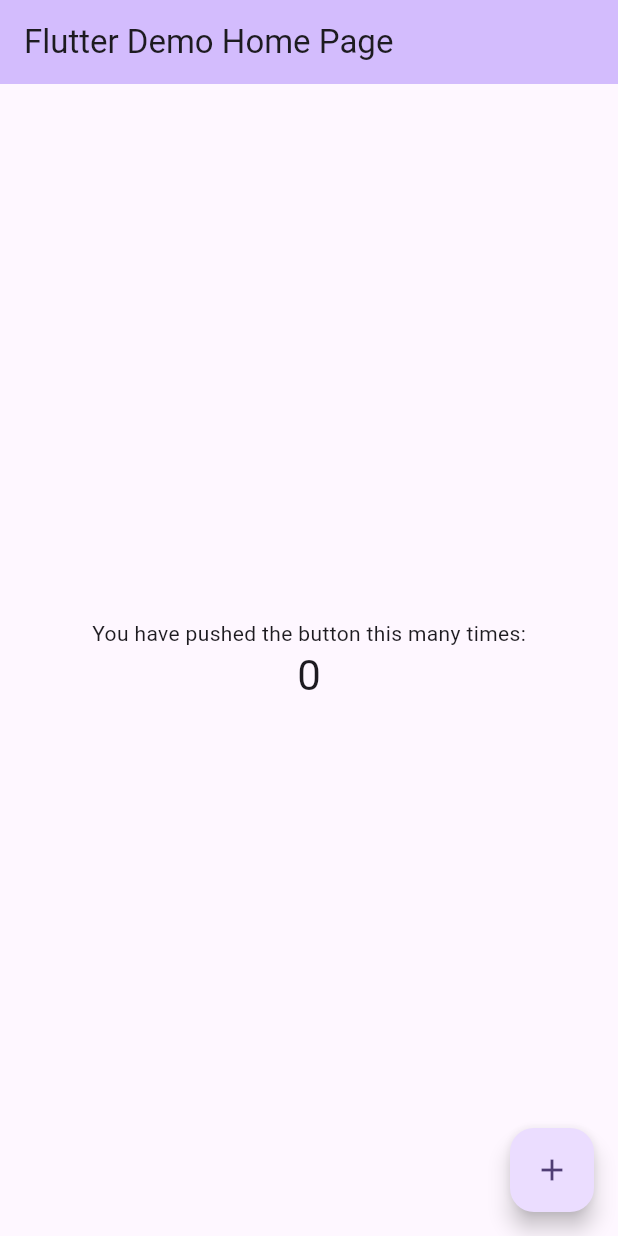
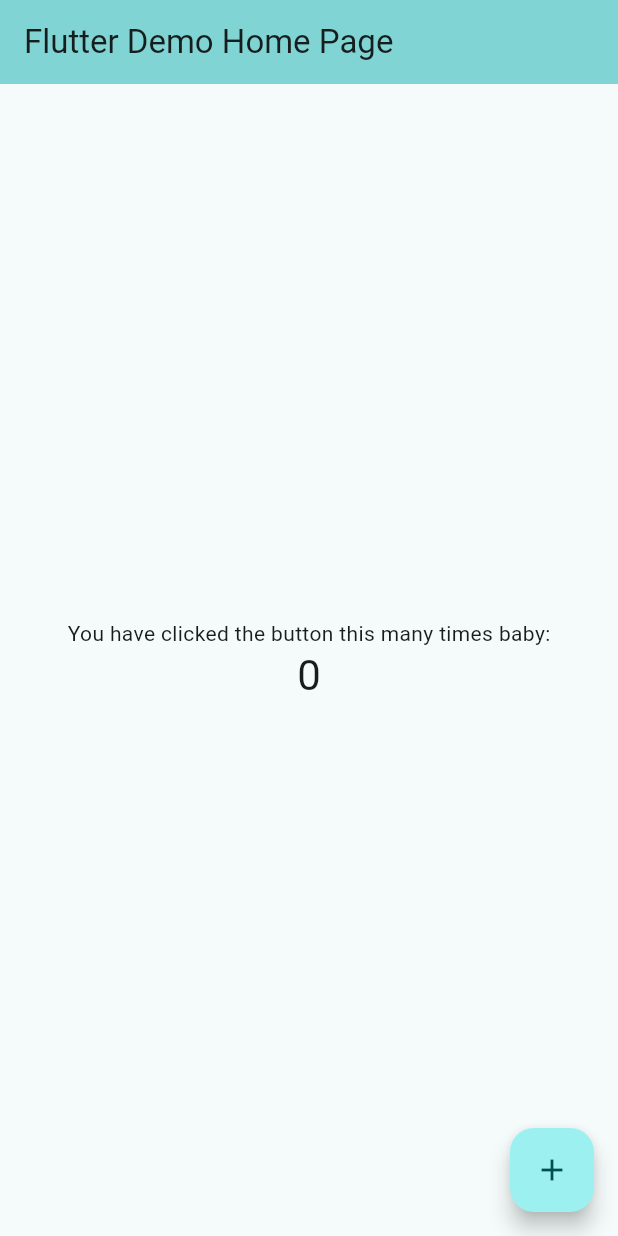
Before and after one commit to LaespadaLF/DemoTestingFlutter, a Flutter app: the screen it shows after launch, on a phone screen of 412 x 824 dp. Run offline on Flutter 3.47's test engine with Material 3 defaults, Android fonts, the phone set to English and light mode, and no system bars.

Commit message:
Update Terbaru

```diff
--- a/lib/main.dart
+++ b/lib/main.dart
@@ -11,7 +11,7 @@ class MyApp extends StatelessWidget {
   @override
   Widget build(BuildContext context) {
     return MaterialApp(
-      title: 'Flutter Demo',
+      title: 'Flutter OyiGroup',
       theme: ThemeData(
         // This is the theme of your application.
         //
@@ -28,7 +28,7 @@ class MyApp extends StatelessWidget {
         //
         // This works for code too, not just values: Most code changes can be
         // tested with just a hot reload.
-        colorScheme: .fromSeed(seedColor: Colors.deepPurple),
+        colorScheme: .fromSeed(seedColor: const Color.fromARGB(255, 58, 183, 183)),
       ),
       home: const MyHomePage(title: 'Flutter Demo Home Page'),
     );
@@ -104,7 +104,7 @@ class _MyHomePageState extends State<MyHomePage> {
           // wireframe for each widget.
           mainAxisAlignment: .center,
           children: [
-            const Text('You have pushed the button this many times:'),
+            const Text('You have clicked the button this many times baby:'),
             Text(
               '$_counter',
               style: Theme.of(context).textTheme.headlineMedium,
```
